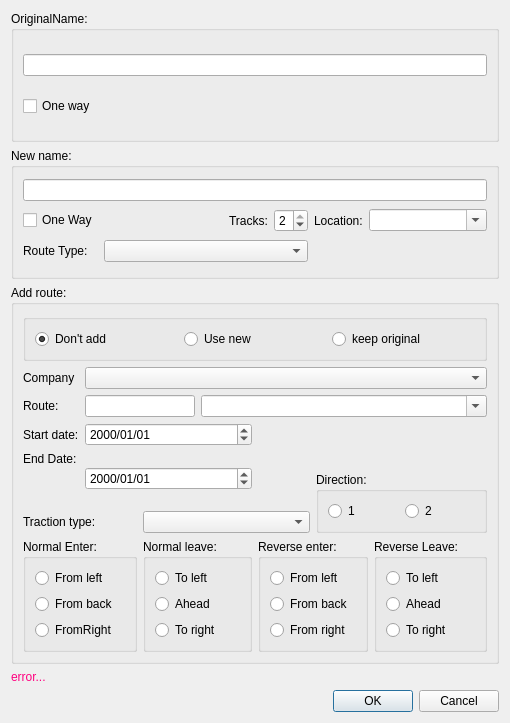
allenck/mapper, file mapper_app/ui/segmentdlg.ui: the form before one commit.
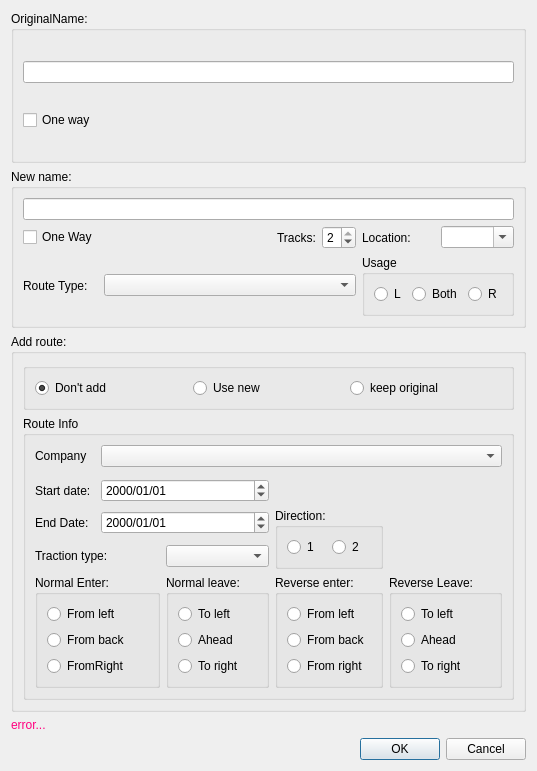
The form after the commit. Custom widgets are drawn as their Qt base class.

What changed in the file:
```diff
--- a/mapper_app/ui/segmentdlg.ui
+++ b/mapper_app/ui/segmentdlg.ui
@@ -6,8 +6,8 @@
    <rect>
     <x>0</x>
     <y>0</y>
-    <width>510</width>
-    <height>723</height>
+    <width>537</width>
+    <height>771</height>
    </rect>
   </property>
   <property name="windowTitle">
@@ -43,81 +43,6 @@
      </layout>
     </widget>
    </item>
-   <item row="3" column="0">
-    <widget class="QLabel" name="lblErrorText">
-     <property name="palette">
-      <palette>
-       <active>
-        <colorrole role="WindowText">
-         <brush brushstyle="SolidPattern">
-          <color alpha="255">
-           <red>255</red>
-           <green>0</green>
-           <blue>127</blue>
-          </color>
-         </brush>
-        </colorrole>
-       </active>
-       <inactive>
-        <colorrole role="WindowText">
-         <brush brushstyle="SolidPattern">
-          <color alpha="255">
-           <red>255</red>
-           <green>0</green>
-           <blue>127</blue>
-          </color>
-         </brush>
-        </colorrole>
-       </inactive>
-       <disabled>
-        <colorrole role="WindowText">
-         <brush brushstyle="SolidPattern">
-          <color alpha="255">
-           <red>159</red>
-           <green>158</green>
-           <blue>158</blue>
-          </color>
-         </brush>
-        </colorrole>
-       </disabled>
-      </palette>
-     </property>
-     <property name="text">
-      <string>error...</string>
-     </property>
-    </widget>
-   </item>
-   <item row="4" column="0">
-    <layout class="QHBoxLayout" name="horizontalLayout_3">
-     <item>
-      <spacer name="horizontalSpacer">
-       <property name="orientation">
-        <enum>Qt::Horizontal</enum>
-       </property>
-       <property name="sizeHint" stdset="0">
-        <size>
-         <width>40</width>
-         <height>20</height>
-        </size>
-       </property>
-      </spacer>
-     </item>
-     <item>
-      <widget class="QPushButton" name="btnOK">
-       <property name="text">
-        <string>OK</string>
-       </property>
-      </widget>
-     </item>
-     <item>
-      <widget class="QPushButton" name="btnCancel">
-       <property name="text">
-        <string>Cancel</string>
-       </property>
-      </widget>
-     </item>
-    </layout>
-   </item>
    <item row="1" column="0">
     <widget class="QGroupBox" name="gbNew">
      <property name="sizePolicy">
@@ -130,10 +55,10 @@
       <string>New name:</string>
      </property>
      <layout class="QGridLayout" name="gridLayout_2">
-      <item row="1" column="0">
-       <widget class="QCheckBox" name="chkNewOneWay">
+      <item row="1" column="4">
+       <widget class="QLabel" name="label_2">
         <property name="text">
-         <string>One Way</string>
+         <string>Location:</string>
         </property>
        </widget>
       </item>
@@ -144,29 +69,6 @@
         </property>
        </widget>
       </item>
-      <item row="2" column="0">
-       <widget class="QLabel" name="label_3">
-        <property name="text">
-         <string>Route Type:</string>
-        </property>
-       </widget>
-      </item>
-      <item row="2" column="1" colspan="3">
-       <widget class="QComboBox" name="cbRouteType"/>
-      </item>
-      <item row="2" column="5">
-       <spacer name="horizontalSpacer_3">
-        <property name="orientation">
-         <enum>Qt::Horizontal</enum>
-        </property>
-        <property name="sizeHint" stdset="0">
-         <size>
-          <width>40</width>
-          <height>20</height>
-         </size>
-        </property>
-       </spacer>
-      </item>
       <item row="0" column="0" colspan="6">
        <widget class="QLineEdit" name="txtNewName">
         <property name="maxLength">
@@ -187,6 +89,30 @@
         </property>
        </spacer>
       </item>
+      <item row="1" column="0">
+       <widget class="QCheckBox" name="chkNewOneWay">
+        <property name="text">
+         <string>One Way</string>
+        </property>
+       </widget>
+      </item>
+      <item row="2" column="1" colspan="3">
+       <widget class="QComboBox" name="cbRouteType"/>
+      </item>
+      <item row="1" column="5">
+       <widget class="QComboBox" name="cbLocation">
+        <property name="editable">
+         <bool>true</bool>
+        </property>
+       </widget>
+      </item>
+      <item row="2" column="0">
+       <widget class="QLabel" name="label_3">
+        <property name="text">
+         <string>Route Type:</string>
+        </property>
+       </widget>
+      </item>
       <item row="1" column="3">
        <widget class="QSpinBox" name="sbTracks">
         <property name="minimum">
@@ -200,22 +126,69 @@
         </property>
        </widget>
       </item>
-      <item row="1" column="4">
-       <widget class="QLabel" name="label_2">
+      <item row="2" column="4" colspan="2">
+       <widget class="QGroupBox" name="gbUsage">
+        <property name="title">
+         <string>Usage</string>
+        </property>
+        <layout class="QHBoxLayout" name="horizontalLayout">
+         <item>
+          <widget class="QRadioButton" name="rbUseL">
         <property name="text">
-         <string>Location:</string>
+            <string>L</string>
         </property>
        </widget>
       </item>
-      <item row="1" column="5">
-       <widget class="QComboBox" name="cbLocation">
-        <property name="editable">
-         <bool>true</bool>
+         <item>
+          <widget class="QRadioButton" name="rbBoth">
+           <property name="text">
+            <string>Both</string>
         </property>
        </widget>
       </item>
-     </layout>
-    </widget>
+         <item>
+          <widget class="QRadioButton" name="rbUseR">
+           <property name="text">
+            <string>R</string>
+           </property>
+          </widget>
+         </item>
+        </layout>
+       </widget>
+      </item>
+     </layout>
+    </widget>
+   </item>
+   <item row="4" column="0">
+    <layout class="QHBoxLayout" name="horizontalLayout_3">
+     <item>
+      <spacer name="horizontalSpacer">
+       <property name="orientation">
+        <enum>Qt::Horizontal</enum>
+       </property>
+       <property name="sizeHint" stdset="0">
+        <size>
+         <width>40</width>
+         <height>20</height>
+        </size>
+       </property>
+      </spacer>
+     </item>
+     <item>
+      <widget class="QPushButton" name="btnOK">
+       <property name="text">
+        <string>OK</string>
+       </property>
+      </widget>
+     </item>
+     <item>
+      <widget class="QPushButton" name="btnCancel">
+       <property name="text">
+        <string>Cancel</string>
+       </property>
+      </widget>
+     </item>
+    </layout>
    </item>
    <item row="2" column="0">
     <widget class="QGroupBox" name="groupBox1">
@@ -229,69 +202,173 @@
       <string>Add route:</string>
      </property>
      <layout class="QGridLayout" name="gridLayout_4">
-      <item row="5" column="1" colspan="3">
+      <item row="0" column="0" colspan="2">
+       <widget class="QGroupBox" name="groupBox">
+        <property name="title">
+         <string/>
+        </property>
+        <layout class="QHBoxLayout" name="horizontalLayout_2">
+         <item>
+          <widget class="QRadioButton" name="rbNoAdd">
+           <property name="toolTip">
+            <string>No route</string>
+           </property>
+           <property name="statusTip">
+            <string>Don't add the segments to a route.</string>
+           </property>
+           <property name="text">
+            <string>Don't add</string>
+           </property>
+           <property name="checked">
+            <bool>true</bool>
+           </property>
+          </widget>
+         </item>
+         <item>
+          <widget class="QRadioButton" name="rbUseNew">
+           <property name="toolTip">
+            <string>Add new segment to route</string>
+           </property>
+           <property name="statusTip">
+            <string>Add the new portion to the route</string>
+           </property>
+           <property name="text">
+            <string>Use new</string>
+           </property>
+          </widget>
+         </item>
+         <item>
+          <widget class="QRadioButton" name="rbUseOriginal">
+           <property name="toolTip">
+            <string>Add the original segment to the route</string>
+           </property>
+           <property name="statusTip">
+            <string>The route uses the original segment. </string>
+           </property>
+           <property name="text">
+            <string>keep original</string>
+           </property>
+          </widget>
+         </item>
+        </layout>
+        <zorder>rbUseNew</zorder>
+        <zorder>rbNoAdd</zorder>
+        <zorder>rbUseOriginal</zorder>
+       </widget>
+      </item>
+      <item row="1" column="0" colspan="2">
+       <widget class="QGroupBox" name="groupBox7">
+        <property name="title">
+         <string>Route Info</string>
+        </property>
+        <layout class="QGridLayout" name="gridLayout_3">
+         <item row="0" column="0">
+          <widget class="QLabel" name="label_7">
+           <property name="text">
+            <string>Company</string>
+           </property>
+          </widget>
+         </item>
+         <item row="1" column="0" colspan="5">
+          <widget class="RouteNameWidget" name="rnw" native="true"/>
+         </item>
+         <item row="2" column="0">
+          <widget class="QLabel" name="label_5">
+           <property name="text">
+            <string>Start date:</string>
+           </property>
+          </widget>
+         </item>
+         <item row="2" column="1" colspan="2">
        <widget class="QDateEdit" name="dateStart">
         <property name="displayFormat">
          <string>yyyy/MM/dd</string>
         </property>
        </widget>
       </item>
-      <item row="6" column="0">
+         <item row="3" column="0">
        <widget class="QLabel" name="label_6">
         <property name="text">
          <string>End Date:</string>
         </property>
        </widget>
       </item>
-      <item row="3" column="0">
-       <widget class="QLabel" name="label_4">
-        <property name="text">
-         <string>Route:</string>
-        </property>
-       </widget>
-      </item>
-      <item row="6" column="1" rowspan="2" colspan="3">
-       <widget class="QDateEdit" name="dateEnd">
-        <property name="displayFormat">
-         <string>yyyy/MM/dd</string>
-        </property>
-       </widget>
-      </item>
       <item row="3" column="1" colspan="2">
-       <widget class="QLineEdit" name="txtRouteNbr">
-        <property name="toolTip">
-         <string>&lt;html&gt;&lt;head/&gt;&lt;body&gt;&lt;p&gt;Enter an existing route number, e.g. '20' or 'M1'. Enter a range, eg. '200,299' to create a new numeric number in that range.&lt;/p&gt;&lt;/body&gt;&lt;/html&gt;</string>
-        </property>
-        <property name="maxLength">
-         <number>6</number>
-        </property>
-       </widget>
-      </item>
-      <item row="5" column="0">
-       <widget class="QLabel" name="label_5">
+          <widget class="QDateEdit" name="dateEnd">
+           <property name="displayFormat">
+            <string>yyyy/MM/dd</string>
+           </property>
+          </widget>
+         </item>
+         <item row="3" column="3" rowspan="2">
+          <widget class="QGroupBox" name="groupBox2">
+           <property name="title">
+            <string>Direction:</string>
+           </property>
+           <layout class="QHBoxLayout" name="horizontalLayout_5">
+            <item>
+             <widget class="QRadioButton" name="rbNormal">
         <property name="text">
-         <string>Start date:</string>
+               <string>1</string>
         </property>
        </widget>
       </item>
-      <item row="1" column="0">
-       <widget class="QLabel" name="label_7">
+            <item>
+             <widget class="QRadioButton" name="rbReverse">
         <property name="text">
-         <string>Company</string>
+               <string>2</string>
         </property>
        </widget>
       </item>
-      <item row="3" column="3" colspan="4">
-       <widget class="CComboBox" name="cbRouteName">
-        <property name="editable">
-         <bool>true</bool>
+           </layout>
+          </widget>
+         </item>
+         <item row="4" column="0" colspan="2">
+          <widget class="QLabel" name="label_8">
+           <property name="text">
+            <string>Traction type:</string>
         </property>
        </widget>
       </item>
-      <item row="8" column="2" colspan="3">
+         <item row="4" column="2">
        <widget class="QComboBox" name="cbTractionType"/>
       </item>
-      <item row="9" column="2" colspan="2">
+         <item row="5" column="0" colspan="2">
+          <widget class="QGroupBox" name="groupBox3">
+           <property name="font">
+            <font>
+             <pointsize>9</pointsize>
+            </font>
+           </property>
+           <property name="title">
+            <string>Normal Enter:</string>
+           </property>
+           <layout class="QVBoxLayout" name="verticalLayout_6">
+            <item>
+             <widget class="QRadioButton" name="rbNFromLeft">
+              <property name="text">
+               <string>From left</string>
+              </property>
+             </widget>
+            </item>
+            <item>
+             <widget class="QRadioButton" name="rbNfromBack">
+              <property name="text">
+               <string>From back</string>
+              </property>
+             </widget>
+            </item>
+            <item>
+             <widget class="QRadioButton" name="rbNFromRight">
+              <property name="text">
+               <string>FromRight</string>
+              </property>
+             </widget>
+            </item>
+           </layout>
+          </widget>
+         </item>
+         <item row="5" column="2">
        <widget class="QGroupBox" name="groupBox4">
         <property name="font">
          <font>
@@ -301,7 +378,7 @@
         <property name="title">
          <string>Normal leave:</string>
         </property>
-        <layout class="QVBoxLayout" name="verticalLayout_3">
+           <layout class="QVBoxLayout" name="verticalLayout_7">
          <item>
           <widget class="QRadioButton" name="rbNtoLeft">
            <property name="text">
@@ -326,7 +403,7 @@
         </layout>
        </widget>
       </item>
-      <item row="9" column="4" colspan="2">
+         <item row="5" column="3">
        <widget class="QGroupBox" name="groupBox5">
         <property name="font">
          <font>
@@ -336,9 +413,9 @@
         <property name="title">
          <string>Reverse enter:</string>
         </property>
-        <layout class="QVBoxLayout" name="verticalLayout_4">
+           <layout class="QVBoxLayout" name="verticalLayout_9">
          <item>
-          <widget class="QRadioButton" name="radioBrbRFromLeftutton_4">
+             <widget class="QRadioButton" name="rrbRFromLeft">
            <property name="text">
             <string>From left</string>
            </property>
@@ -361,72 +438,7 @@
         </layout>
        </widget>
       </item>
-      <item row="9" column="0" colspan="2">
-       <widget class="QGroupBox" name="groupBox3">
-        <property name="font">
-         <font>
-          <pointsize>9</pointsize>
-         </font>
-        </property>
-        <property name="title">
-         <string>Normal Enter:</string>
-        </property>
-        <layout class="QVBoxLayout" name="verticalLayout_2">
-         <item>
-          <widget class="QRadioButton" name="rbNFromLeft">
-           <property name="text">
-            <string>From left</string>
-           </property>
-          </widget>
-         </item>
-         <item>
-          <widget class="QRadioButton" name="rbNfromBack">
-           <property name="text">
-            <string>From back</string>
-           </property>
-          </widget>
-         </item>
-         <item>
-          <widget class="QRadioButton" name="rbNFromRight">
-           <property name="text">
-            <string>FromRight</string>
-           </property>
-          </widget>
-         </item>
-        </layout>
-       </widget>
-      </item>
-      <item row="8" column="0" colspan="2">
-       <widget class="QLabel" name="label_8">
-        <property name="text">
-         <string>Traction type:</string>
-        </property>
-       </widget>
-      </item>
-      <item row="7" column="5" rowspan="2" colspan="2">
-       <widget class="QGroupBox" name="groupBox2">
-        <property name="title">
-         <string>Direction:</string>
-        </property>
-        <layout class="QHBoxLayout" name="horizontalLayout">
-         <item>
-          <widget class="QRadioButton" name="rbNormal">
-           <property name="text">
-            <string>1</string>
-           </property>
-          </widget>
-         </item>
-         <item>
-          <widget class="QRadioButton" name="rbReverse">
-           <property name="text">
-            <string>2</string>
-           </property>
-          </widget>
-         </item>
-        </layout>
-       </widget>
-      </item>
-      <item row="9" column="6">
+         <item row="5" column="4">
        <widget class="QGroupBox" name="groupBox6">
         <property name="font">
          <font>
@@ -436,7 +448,7 @@
         <property name="title">
          <string>Reverse Leave:</string>
         </property>
-        <layout class="QVBoxLayout" name="verticalLayout_5">
+           <layout class="QVBoxLayout" name="verticalLayout_8">
          <item>
           <widget class="QRadioButton" name="rbRToLeft">
            <property name="text">
@@ -461,61 +473,7 @@
         </layout>
        </widget>
       </item>
-      <item row="0" column="0" colspan="7">
-       <widget class="QGroupBox" name="groupBox">
-        <property name="title">
-         <string/>
-        </property>
-        <layout class="QHBoxLayout" name="horizontalLayout_2">
-         <item>
-          <widget class="QRadioButton" name="rbNoAdd">
-           <property name="toolTip">
-            <string>No route</string>
-           </property>
-           <property name="statusTip">
-            <string>Don't add the segments to a route.</string>
-           </property>
-           <property name="text">
-            <string>Don't add</string>
-           </property>
-           <property name="checked">
-            <bool>true</bool>
-           </property>
-          </widget>
-         </item>
-         <item>
-          <widget class="QRadioButton" name="rbUseNew">
-           <property name="toolTip">
-            <string>Add new segment to route</string>
-           </property>
-           <property name="statusTip">
-            <string>Add the new portion to the route</string>
-           </property>
-           <property name="text">
-            <string>Use new</string>
-           </property>
-          </widget>
-         </item>
-         <item>
-          <widget class="QRadioButton" name="rbUseOriginal">
-           <property name="toolTip">
-            <string>Add the original segment to the route</string>
-           </property>
-           <property name="statusTip">
-            <string>The route uses the original segment. </string>
-           </property>
-           <property name="text">
-            <string>keep original</string>
-           </property>
-          </widget>
-         </item>
-        </layout>
-        <zorder>rbUseNew</zorder>
-        <zorder>rbNoAdd</zorder>
-        <zorder>rbUseOriginal</zorder>
-       </widget>
-      </item>
-      <item row="1" column="1" colspan="6">
+         <item row="0" column="1" colspan="4">
        <widget class="QComboBox" name="cbCompany"/>
       </item>
      </layout>
@@ -523,11 +481,59 @@
    </item>
   </layout>
  </widget>
+   </item>
+   <item row="3" column="0">
+    <widget class="QLabel" name="lblErrorText">
+     <property name="palette">
+      <palette>
+       <active>
+        <colorrole role="WindowText">
+         <brush brushstyle="SolidPattern">
+          <color alpha="255">
+           <red>255</red>
+           <green>0</green>
+           <blue>127</blue>
+          </color>
+         </brush>
+        </colorrole>
+       </active>
+       <inactive>
+        <colorrole role="WindowText">
+         <brush brushstyle="SolidPattern">
+          <color alpha="255">
+           <red>255</red>
+           <green>0</green>
+           <blue>127</blue>
+          </color>
+         </brush>
+        </colorrole>
+       </inactive>
+       <disabled>
+        <colorrole role="WindowText">
+         <brush brushstyle="SolidPattern">
+          <color alpha="255">
+           <red>159</red>
+           <green>158</green>
+           <blue>158</blue>
+          </color>
+         </brush>
+        </colorrole>
+       </disabled>
+      </palette>
+     </property>
+     <property name="text">
+      <string>error...</string>
+     </property>
+    </widget>
+   </item>
+  </layout>
+ </widget>
  <customwidgets>
   <customwidget>
-   <class>CComboBox</class>
-   <extends>QComboBox</extends>
-   <header>ccombobox.h</header>
+   <class>RouteNameWidget</class>
+   <extends>QWidget</extends>
+   <header>routenamewidget.h</header>
+   <container>1</container>
   </customwidget>
  </customwidgets>
  <tabstops>
```
Left out of the diff: 20 changed lines with no effect on the pictures. Lines whose indentation alone changed are shown as unchanged.
